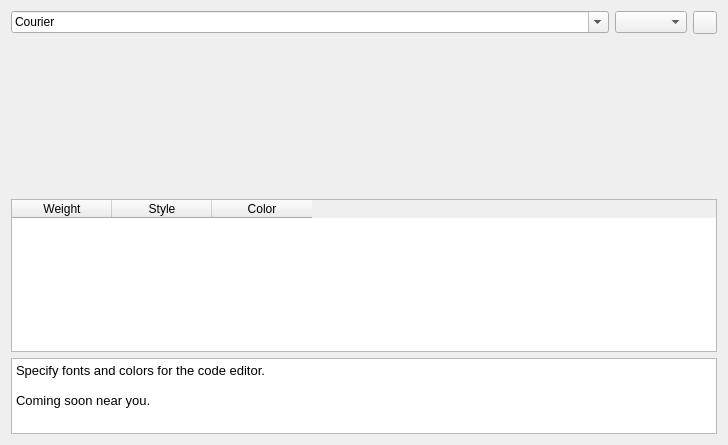
Old version of the form src/SeerEditorConfigPage.ui in the repository epasveer/seer.
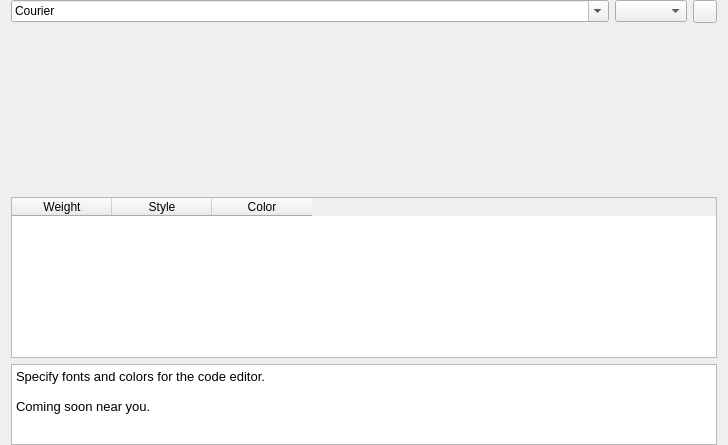
New version of the form. Icons and pictures are not drawn. Custom widgets are drawn as their Qt base class.

Diff of the .ui file:
```diff
--- a/src/SeerEditorConfigPage.ui
+++ b/src/SeerEditorConfigPage.ui
@@ -14,6 +14,12 @@
    <string>SeerEditorConfigPage</string>
   </property>
   <layout class="QGridLayout" name="gridLayout">
+   <property name="topMargin">
+    <number>0</number>
+   </property>
+   <property name="bottomMargin">
+    <number>0</number>
+   </property>
    <item row="1" column="0">
     <widget class="SeerEditorWidget" name="editorWidget" native="true">
      <property name="sizePolicy">
```
